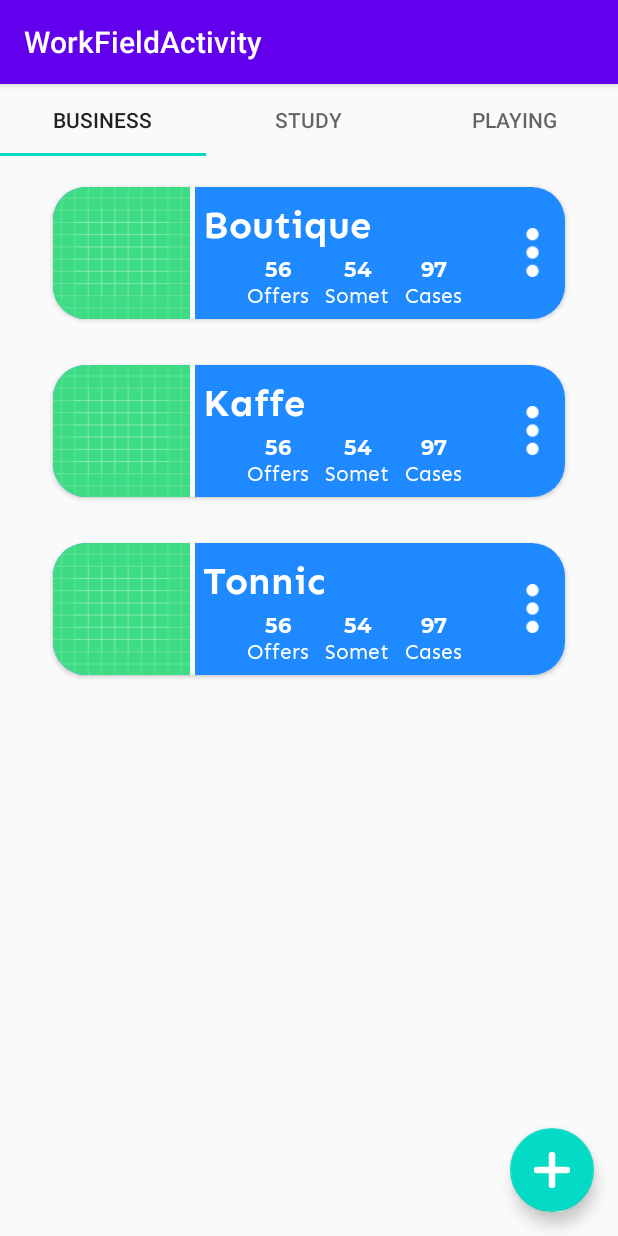
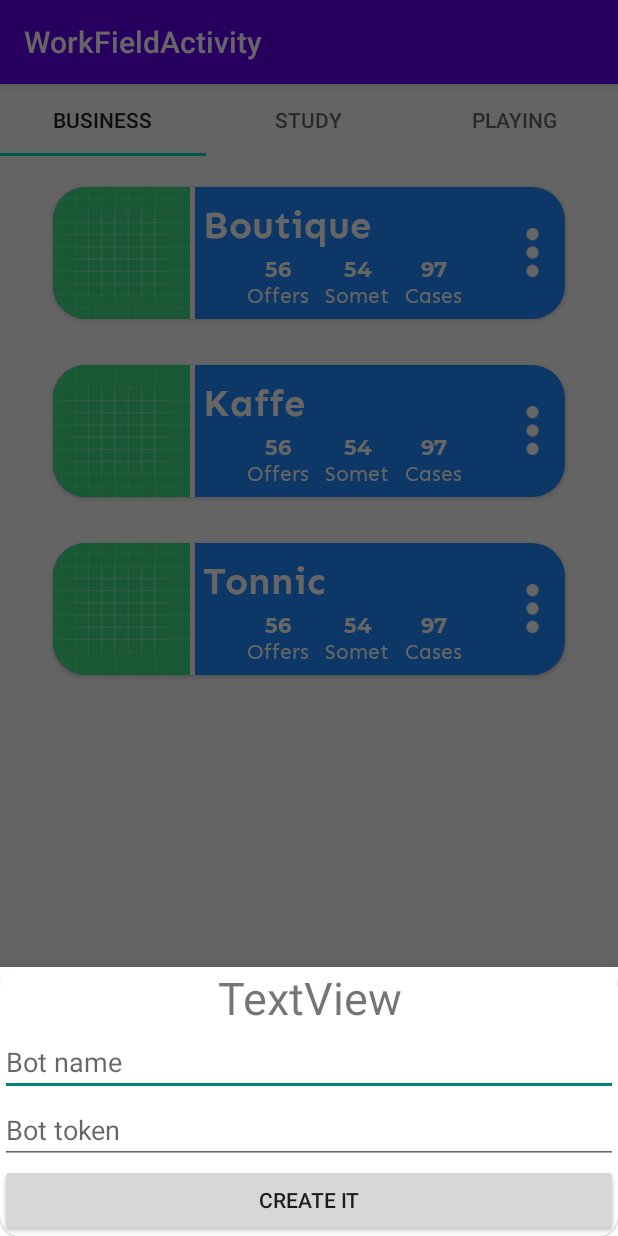
Before and after one commit to Grandman2003/BoterBC, an Android app: the WorkFieldActivity screen opened directly, with no data from a screen before it, after a tap on an icon or button, on a phone screen of 412 x 824 dp. Run offline under Robolectric (Android 15) with nearby library versions, the phone set to English and light mode, and no system bars.

Commit message:
nav_and_alert_dialog

```diff
--- a/app/build.gradle
+++ b/app/build.gradle
@@ -42,6 +42,8 @@ dependencies {
     implementation 'com.google.code.gson:gson:2.8.6'
     implementation 'com.squareup.retrofit:retrofit:2.0.0-beta2'
     implementation 'com.squareup.retrofit2:converter-gson:2.0.0-beta4'
+    implementation 'androidx.legacy:legacy-support-v4:1.0.0'
+    implementation 'androidx.recyclerview:recyclerview:1.1.0'
     testImplementation 'junit:junit:4.12'
     androidTestImplementation 'androidx.test.ext:junit:1.1.2'
     androidTestImplementation 'androidx.test.espresso:espresso-core:3.3.0'
--- a/app/src/main/java/com/example/boterprojectjunior/WorkFieldActivity.java
+++ b/app/src/main/java/com/example/boterprojectjunior/WorkFieldActivity.java
@@ -4,6 +4,7 @@ import android.content.Context;
 import android.content.SharedPreferences;
 import android.os.Bundle;
 
+import com.example.boterprojectjunior.service.BotRegDialog;
 import com.google.android.material.floatingactionbutton.FloatingActionButton;
 import com.google.android.material.snackbar.Snackbar;
 
@@ -32,8 +33,14 @@ public class WorkFieldActivity extends AppCompatActivity {
             public void onClick(View view) {
                 //Snackbar.make(view, "Replace with your own action", Snackbar.LENGTH_LONG)
                   //      .setAction("Action", null).show();
-
+                openRegDialog();
             }
         });
     }
+
+    private void openRegDialog() {
+        BotRegDialog dialog= new BotRegDialog();
+        dialog.setCancelable(false);
+        dialog.show(getSupportFragmentManager(),"bot_reg_dialog");
+    }
 }
--- /dev/null
+++ b/app/src/main/java/com/example/boterprojectjunior/service/BotRegDialog.java
@@ -0,0 +1,70 @@
+package com.example.boterprojectjunior.service;
+
+import android.app.AlertDialog;
+import android.app.Dialog;
+import android.content.Context;
+import android.os.Bundle;
+import android.view.Gravity;
+import android.view.LayoutInflater;
+import android.view.View;
+import android.view.ViewGroup;
+import android.widget.Button;
+import android.widget.EditText;
+
+import androidx.annotation.NonNull;
+import androidx.annotation.Nullable;
+import androidx.appcompat.app.AppCompatDialog;
+import androidx.appcompat.app.AppCompatDialogFragment;
+import androidx.cardview.widget.CardView;
+
+import com.example.boterprojectjunior.R;
+import com.google.android.material.bottomsheet.BottomSheetDialog;
+import com.google.android.material.bottomsheet.BottomSheetDialogFragment;
+
+public class BotRegDialog extends BottomSheetDialogFragment {
+    private EditText bot_token;
+    private EditText bot_name;
+    private Button regist;
+
+
+    @Nullable
+    @Override
+    public View onCreateView(@NonNull LayoutInflater inflater, @Nullable ViewGroup container, @Nullable Bundle savedInstanceState) {
+        CardView view = (CardView) inflater.
+                inflate(R.layout.alert_bot_register, container,false);
+        bot_token=view.findViewById(R.id.bot_token);
+        bot_name=view.findViewById(R.id.bot_name);
+        regist=view.findViewById(R.id.register);
+        view.setCardElevation(1);
+        view.setRadius(20);
+        return view;
+    }
+
+    @Override
+    public void onViewCreated(@NonNull View view, @Nullable Bundle savedInstanceState) {
+        regist.setOnClickListener(new View.OnClickListener() {
+            @Override
+            public void onClick(View v) {
+                BotRegDialog.this.dismiss();
+            }
+        });
+    }
+
+    /*  @NonNull
+    @Override
+    public Dialog onCreateDialog(@Nullable Bundle savedInstanceState) {
+       AlertDialog.Builder builder = new AlertDialog.Builder(getActivity());
+
+        LayoutInflater inflater = getActivity().getLayoutInflater();
+
+        view.setForegroundGravity(Gravity.BOTTOM);
+        view.setBottom(0);
+        builder.setView(view).
+                setCancelable(true);
+        bot_token=view.findViewById(R.id.bot_token);
+        bot_name=view.findViewById(R.id.bot_name);
+
+        return builder.create();
+        re
+    } */
+}
--- /dev/null
+++ b/app/src/main/res/layout/alert_bot_register.xml
@@ -0,0 +1,73 @@
+<?xml version="1.0" encoding="utf-8"?>
+<androidx.cardview.widget.CardView
+    xmlns:android="http://schemas.android.com/apk/res/android"
+    xmlns:app="http://schemas.android.com/apk/res-auto"
+    android:layout_width="match_parent"
+    android:layout_height="match_parent"
+    app:cardCornerRadius="20dp"
+    >
+
+
+    <TableLayout
+        android:layout_width="match_parent"
+        android:layout_height="match_parent">
+
+        <TableRow
+            android:layout_width="match_parent"
+            android:layout_height="match_parent" >
+
+
+            <TextView
+                android:id="@+id/textView3"
+                android:layout_width="wrap_content"
+                android:layout_height="match_parent"
+                android:layout_weight="1"
+                android:text="TextView"
+                android:textAlignment="center"
+                android:textSize="30dp" />
+        </TableRow>
+
+        <TableRow
+            android:layout_width="match_parent"
+            android:layout_height="match_parent" >
+
+            <com.google.android.material.textfield.TextInputEditText
+                android:id="@+id/bot_name"
+                android:layout_width="match_parent"
+                android:layout_weight="1"
+                android:layout_height="wrap_content"
+                android:ems="10"
+                android:hint="@string/bot_name"
+                android:inputType="textPersonName"
+                />
+        </TableRow>
+
+        <TableRow
+            android:layout_width="match_parent"
+            android:layout_height="match_parent" >
+
+            <com.google.android.material.textfield.TextInputEditText
+                android:id="@+id/bot_token"
+                android:layout_width="wrap_content"
+                android:layout_height="wrap_content"
+                android:ems="10"
+                android:hint="@string/token_bot"
+                android:layout_weight="1"
+                android:inputType="textPersonName"
+                 />
+        </TableRow>
+
+        <TableRow
+            android:layout_width="match_parent"
+            android:layout_height="match_parent">
+
+            <Button
+                android:id="@+id/register"
+                android:layout_weight="1"
+                android:layout_width="wrap_content"
+                android:layout_height="wrap_content"
+                android:text="@string/create_it" />
+        </TableRow>
+
+    </TableLayout>
+</androidx.cardview.widget.CardView>
--- a/app/src/main/res/layout/library_list_element.xml
+++ b/app/src/main/res/layout/library_list_element.xml
@@ -8,6 +8,7 @@
     android:layout_marginBottom="15dp"
     android:layout_marginTop="15dp"
     app:cardCornerRadius="10pt"
+    android:elevation="40mm"
     android:layout_height="wrap_content">
 
     <LinearLayout
--- a/app/src/main/res/navigation/nav_graph_work_field.xml
+++ b/app/src/main/res/navigation/nav_graph_work_field.xml
@@ -23,5 +23,14 @@
         android:name="com.example.boterprojectjunior.MainActivity"
         android:label="@string/title_main_activity"
         tools:layout="@layout/activity_work_field" />
+    <activity
+        android:id="@+id/GeneratiorActivity"
+        android:name="com.example.boterprojectjunior.GeneratorActivity"
+        android:label="@string/title_activity_generator"
+        tools:layout="@layout/activity_generator"/>
+
+
+
+
 
 </navigation>
--- a/app/src/main/res/values/colors.xml
+++ b/app/src/main/res/values/colors.xml
@@ -6,5 +6,6 @@
     <color name="reg_blue">#007AFF</color>
     <color name="sky_blue">#1F8AFF</color>
     <color name="dark_blue">#0062CC</color>
+    <color name="transparent">#00000000</color>
     <color name="white">#FFFFFF</color>
 </resources>
--- a/app/src/main/res/values/dimens.xml
+++ b/app/src/main/res/values/dimens.xml
@@ -1,3 +1,4 @@
 <resources>
     <dimen name="fab_margin">16dp</dimen>
+    <dimen name="text_margin">16dp</dimen>
 </resources>
--- a/app/src/main/res/values/strings.xml
+++ b/app/src/main/res/values/strings.xml
@@ -24,6 +24,7 @@
     <string name="failed_user_reg">User\'s registration is failed.Try again</string>
     <string name="login_failure">Failed to login.Please,  check your e-mail and password.</string>
     <string name="title_activity_work_field">WorkFieldActivity</string>
+    <string name="title_activity_generator">GeneratorActivity</string>
     <string name="title_main_activity">MainActivity</string>
     <string name="hello_first_fragment">Hello first fragment</string>
     <string name="hello_second_fragment">Hello second fragment. Arg: %1$s</string>
@@ -31,4 +32,7 @@
     <string name="business">business</string>
     <string name="study">study</string>
     <string name="playing">playing</string>
+    <string name="bot_name">Bot name</string>
+    <string name="token_bot">Bot token</string>
+    <string name="create_it">Create it</string>
 </resources>
```
Also changed, not shown: app/src/main/AndroidManifest.xml (+7 -4 lines), app/src/main/java/com/example/boterprojectjunior/GeneratorActivity.java (added, +17 -0 lines), app/src/main/java/com/example/boterprojectjunior/service/BotItemsFragment.java (added, +82 -0 lines), app/src/main/java/com/example/boterprojectjunior/service/MyItemRecyclerViewAdapter.java (added, +68 -0 lines), app/src/main/java/com/example/boterprojectjunior/service/dummy/BotListItem.java (added, +29 -0 lines), app/src/main/res/layout-land/activity_generator.xml (added, +69 -0 lines), app/src/main/res/layout/activity_generator.xml (added, +9 -0 lines), app/src/main/res/layout/fragment_bot_items.xml (added, +21 -0 lines), app/src/main/res/layout/fragment_bot_items_list.xml (added, +13 -0 lines).
